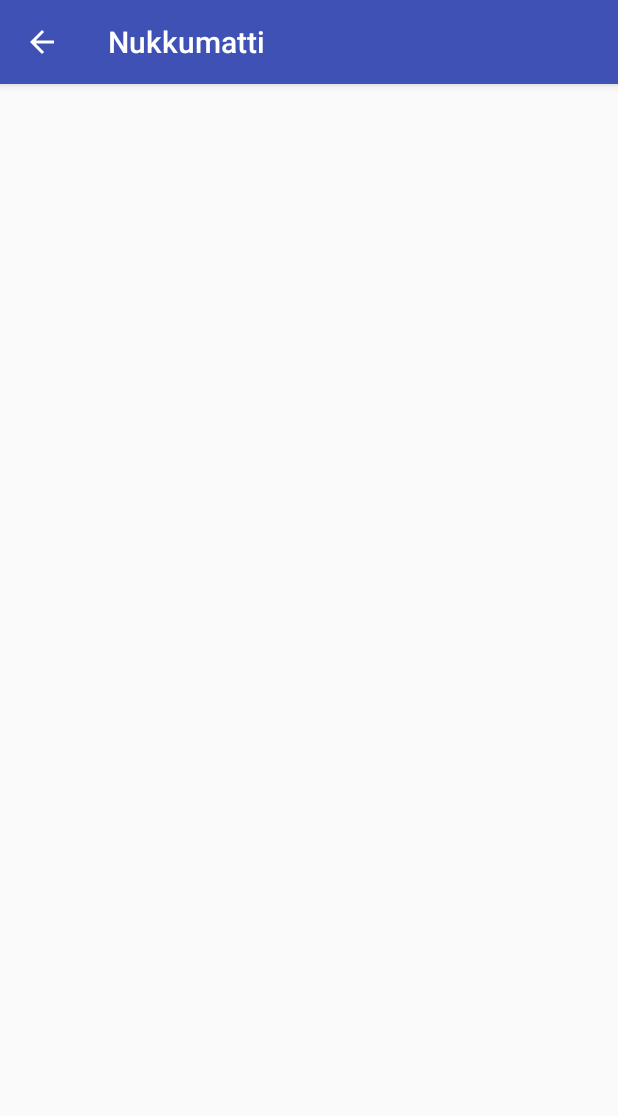
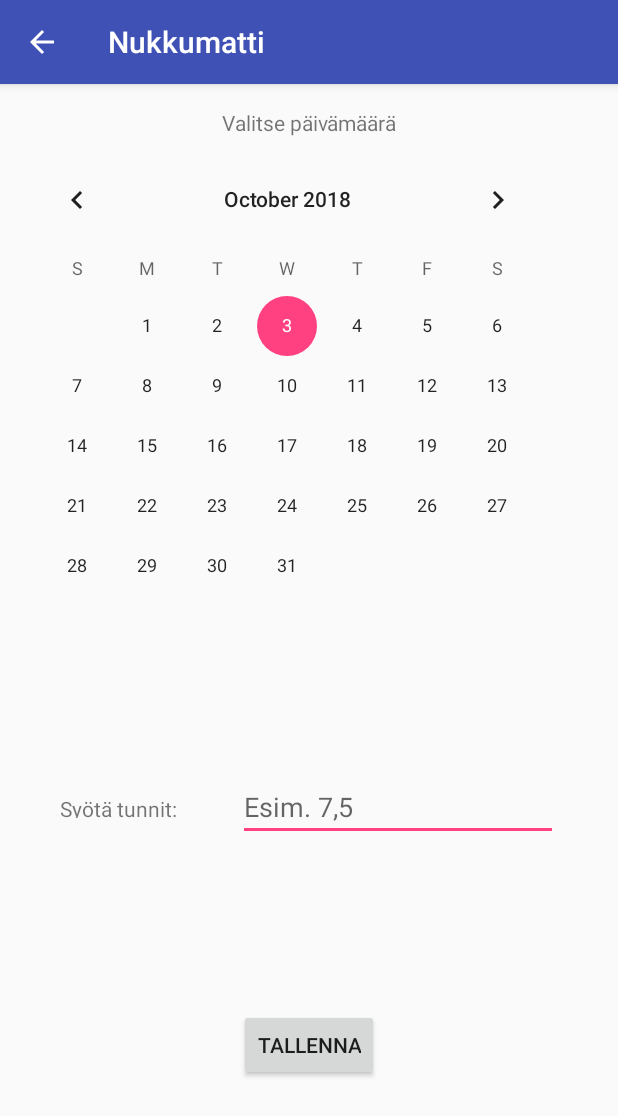
Before and after one commit to nakkijorma/Nukkumatti, an Android app: the UniMaara screen opened directly, with no data from a screen before it, on a phone screen of 412 x 824 dp. Shown: the top 1116 px of the screen. Run offline under Robolectric (Android 15) with nearby library versions, the phone set to English and light mode, and no system bars.

Commit message:
Unimaara layout

```diff
--- a/app/src/main/res/layout/activity_uni_maara.xml
+++ b/app/src/main/res/layout/activity_uni_maara.xml
@@ -6,4 +6,79 @@
     android:layout_height="match_parent"
     tools:context=".UniMaara">
 
+    <CalendarView
+        android:id="@+id/calendarView"
+        android:layout_width="367dp"
+        android:layout_height="303dp"
+        android:layout_marginStart="8dp"
+        android:layout_marginLeft="8dp"
+        android:layout_marginTop="8dp"
+        android:layout_marginEnd="8dp"
+        android:layout_marginRight="8dp"
+        android:minDate="@string/kalenterinAlku"
+        app:layout_constraintEnd_toEndOf="parent"
+        app:layout_constraintHorizontal_bias="0.0"
+        app:layout_constraintStart_toStartOf="parent"
+        app:layout_constraintTop_toBottomOf="@+id/unimaaraOtsikko" />
+
+    <TextView
+        android:id="@+id/unimaaraOtsikko"
+        android:layout_width="wrap_content"
+        android:layout_height="wrap_content"
+        android:layout_marginStart="16dp"
+        android:layout_marginLeft="16dp"
+        android:layout_marginTop="16dp"
+        android:layout_marginEnd="16dp"
+        android:layout_marginRight="16dp"
+        android:text="@string/unimaaraOtsikko"
+        app:layout_constraintEnd_toEndOf="parent"
+        app:layout_constraintStart_toStartOf="parent"
+        app:layout_constraintTop_toTopOf="parent" />
+
+    <Button
+        android:id="@+id/button"
+        android:layout_width="wrap_content"
+        android:layout_height="wrap_content"
+        android:layout_marginStart="16dp"
+        android:layout_marginLeft="16dp"
+        android:layout_marginTop="16dp"
+        android:layout_marginEnd="16dp"
+        android:layout_marginRight="16dp"
+        android:layout_marginBottom="8dp"
+        android:text="@string/unimaaraLaheta"
+        app:layout_constraintBottom_toBottomOf="parent"
+        app:layout_constraintEnd_toEndOf="parent"
+        app:layout_constraintStart_toStartOf="parent"
+        app:layout_constraintTop_toBottomOf="@+id/unimaaraSyote" />
+
+    <EditText
+        android:id="@+id/unimaaraSyote"
+        android:layout_width="wrap_content"
+        android:layout_height="wrap_content"
+        android:layout_marginStart="16dp"
+        android:layout_marginLeft="16dp"
+        android:layout_marginEnd="16dp"
+        android:layout_marginRight="16dp"
+        android:ems="10"
+        android:hint="@string/unimaaraVihje"
+        android:inputType="numberDecimal"
+        app:layout_constraintBaseline_toBaselineOf="@+id/unimaaraTunnit"
+        app:layout_constraintEnd_toEndOf="parent"
+        app:layout_constraintHorizontal_bias="0.5"
+        app:layout_constraintStart_toEndOf="@+id/unimaaraTunnit" />
+
+    <TextView
+        android:id="@+id/unimaaraTunnit"
+        android:layout_width="wrap_content"
+        android:layout_height="16dp"
+        android:layout_marginStart="16dp"
+        android:layout_marginLeft="16dp"
+        android:layout_marginTop="16dp"
+        android:layout_marginBottom="16dp"
+        android:text="@string/unimaaraTunnit"
+        app:layout_constraintBottom_toTopOf="@+id/button"
+        app:layout_constraintEnd_toStartOf="@+id/unimaaraSyote"
+        app:layout_constraintHorizontal_bias="0.5"
+        app:layout_constraintStart_toStartOf="parent"
+        app:layout_constraintTop_toBottomOf="@+id/calendarView" />
 </android.support.constraint.ConstraintLayout>
--- a/app/src/main/res/values/strings.xml
+++ b/app/src/main/res/values/strings.xml
@@ -5,10 +5,14 @@
     <string name="aloitusTeksti">Sovellus mittaa unesi pituutta ja laatua. Merkitse unimääräsi sovellukseen ja näet keskiarvon.</string>
 
     <!-- Unimäärän syötön resurssit -->
-
+    <string name="unimaaraOtsikko">Valitse päivämäärä</string>
+    <string name="unimaaraTunnit">Syötä tunnit:</string>
+    <string name="unimaaraLaheta">Tallenna</string>
+    <string name="unimaaraVihje">Esim. 7,5</string>
+    <string name="kalenterinAlku">09/01/2018</string>
     <!-- Tilastotietojen resurssit -->
 
     <!-- Historiatietojen resurssit -->
 
-    <!-- Todo Testi -->
+    <!-- Todo Testi - Poista valmiista  -->
 </resources>
```
